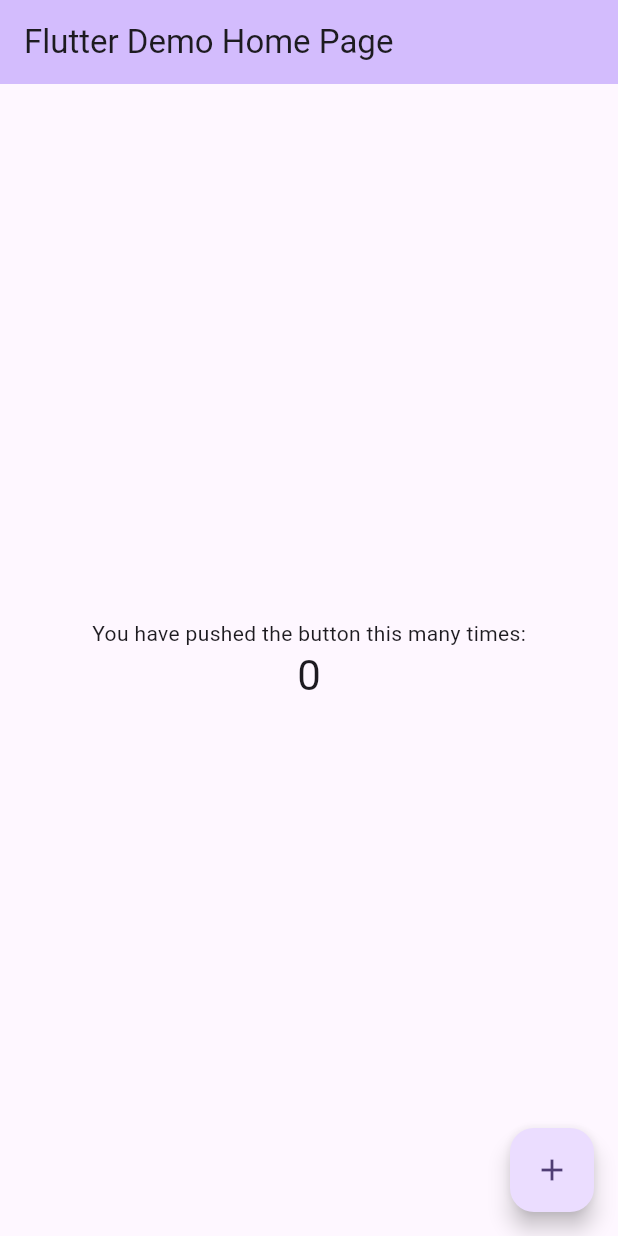
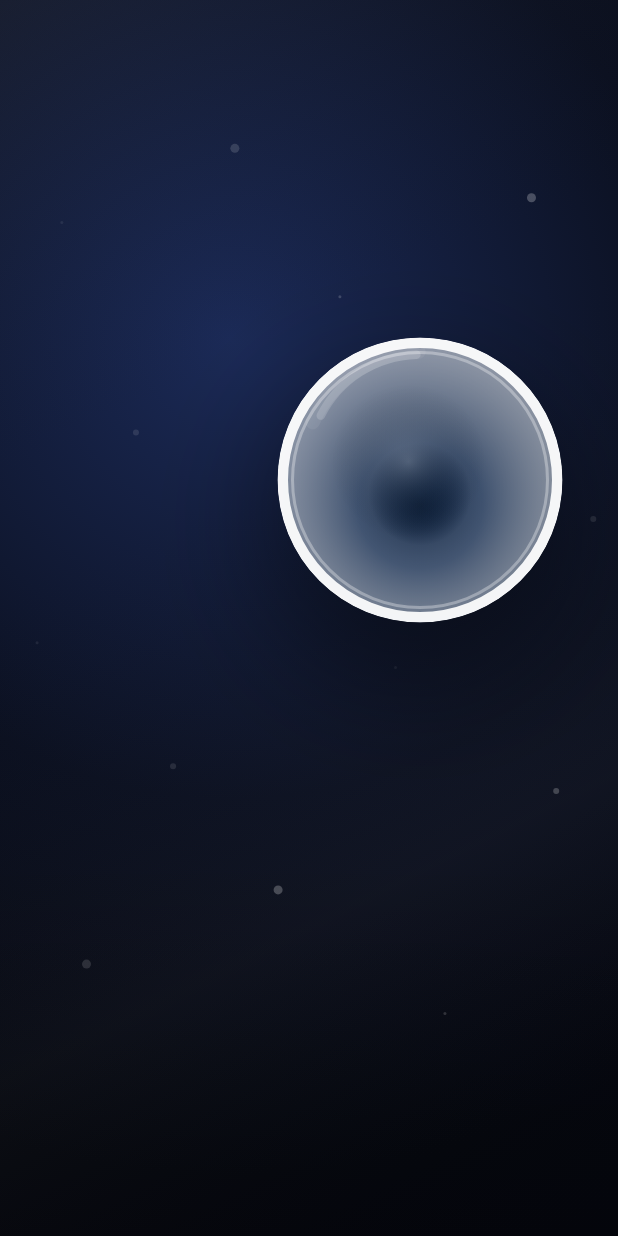
Before and after one commit to tlmile/flutter-hand-gesture, a Flutter app: the screen it shows after launch, on a phone screen of 412 x 824 dp. Run offline on Flutter 3.47's test engine with Material 3 defaults, Android fonts, the phone set to English and light mode, and no system bars.

Commit message:
page init

```diff
--- /dev/null
+++ b/lib/hand_ball_page.dart
@@ -0,0 +1,387 @@
+import 'dart:ui';
+import 'package:flutter/material.dart';
+
+class HandBallPage extends StatefulWidget {
+  const HandBallPage({super.key});
+
+  @override
+  State<HandBallPage> createState() => _HandBallPageState();
+}
+
+class _HandBallPageState extends State<HandBallPage> {
+  // 你要小一点：180~210 都好看，这里取 190
+  static const double ballSize = 190;
+
+  Offset _center = const Offset(280, 320);
+  Offset _dragStartLocal = Offset.zero;
+  Offset _centerAtDragStart = Offset.zero;
+
+  @override
+  Widget build(BuildContext context) {
+    return Scaffold(
+      body: LayoutBuilder(
+        builder: (context, constraints) {
+          final Size size = Size(constraints.maxWidth, constraints.maxHeight);
+          final double half = ballSize / 2;
+
+          // clamp：保证球不会被拖出屏幕
+          final double cx = _center.dx.clamp(half, size.width - half);
+          final double cy = _center.dy.clamp(half, size.height - half);
+          final Offset clampedCenter = Offset(cx, cy);
+
+          // resize 后自动修正
+          if (clampedCenter != _center) {
+            WidgetsBinding.instance.addPostFrameCallback((_) {
+              if (mounted) setState(() => _center = clampedCenter);
+            });
+          }
+
+          return Stack(
+            fit: StackFit.expand,
+            children: [
+              const _NebulaBackground(),
+
+              // 轻微“星尘划痕”高光层，增强氛围（无图片）
+              IgnorePointer(
+                child: Container(
+                  decoration: BoxDecoration(
+                    gradient: LinearGradient(
+                      begin: Alignment.topLeft,
+                      end: Alignment.bottomRight,
+                      colors: [
+                        Colors.white.withOpacity(0.05),
+                        Colors.transparent,
+                        Colors.white.withOpacity(0.03),
+                        Colors.transparent,
+                      ],
+                      stops: const [0.0, 0.35, 0.7, 1.0],
+                    ),
+                  ),
+                ),
+              ),
+
+              Positioned(
+                left: clampedCenter.dx - half,
+                top: clampedCenter.dy - half,
+                child: GestureDetector(
+                  behavior: HitTestBehavior.translucent,
+                  onPanStart: (details) {
+                    _dragStartLocal = details.localPosition;
+                    _centerAtDragStart = clampedCenter;
+                  },
+                  onPanUpdate: (details) {
+                    final Offset delta = details.localPosition - _dragStartLocal;
+                    final Offset next = _centerAtDragStart + delta;
+
+                    final double nx = next.dx.clamp(half, size.width - half);
+                    final double ny = next.dy.clamp(half, size.height - half);
+
+                    setState(() => _center = Offset(nx, ny));
+                  },
+                  child: const _RealGlassBall(size: ballSize),
+                ),
+              ),
+            ],
+          );
+        },
+      ),
+    );
+  }
+}
+
+/// 无图片星云背景：冷暗 + 星点
+class _NebulaBackground extends StatelessWidget {
+  const _NebulaBackground();
+
+  @override
+  Widget build(BuildContext context) {
+    return Container(
+      decoration: const BoxDecoration(
+        gradient: RadialGradient(
+          center: Alignment(-0.25, -0.45),
+          radius: 1.35,
+          colors: [
+            Color(0xFF1B2A57),
+            Color(0xFF0B1020),
+            Color(0xFF05070F),
+          ],
+          stops: [0.0, 0.55, 1.0],
+        ),
+      ),
+      child: Stack(
+        children: [
+          IgnorePointer(
+            child: CustomPaint(
+              painter: _StarPainter(),
+              size: Size.infinite,
+            ),
+          ),
+          IgnorePointer(
+            child: Align(
+              alignment: Alignment.bottomCenter,
+              child: Container(
+                height: 260,
+                decoration: BoxDecoration(
+                  gradient: LinearGradient(
+                    begin: Alignment.bottomCenter,
+                    end: Alignment.topCenter,
+                    colors: [
+                      Colors.black.withOpacity(0.25),
+                      Colors.transparent,
+                    ],
+                  ),
+                ),
+              ),
+            ),
+          ),
+        ],
+      ),
+    );
+  }
+}
+
+/// 真实球面感：
+/// - 大面积白雾
+/// - 小深蓝内核
+/// - 外圈白环 + 内细环
+/// - 内阴影（inner shadow）
+/// - 顶部弧形反光（specular highlight arc）
+/// - 磨砂玻璃 blur
+class _RealGlassBall extends StatelessWidget {
+  final double size;
+
+  const _RealGlassBall({required this.size});
+
+  @override
+  Widget build(BuildContext context) {
+    return SizedBox(
+      width: size,
+      height: size,
+      child: Stack(
+        children: [
+          // 外部浮影：让球“浮在”背景上
+          Container(
+            decoration: BoxDecoration(
+              shape: BoxShape.circle,
+              boxShadow: [
+                BoxShadow(
+                  blurRadius: 65,
+                  spreadRadius: 10,
+                  offset: const Offset(0, 34),
+                  color: Colors.black.withOpacity(0.42),
+                ),
+              ],
+            ),
+          ),
+
+          ClipOval(
+            child: BackdropFilter(
+              filter: ImageFilter.blur(sigmaX: 18, sigmaY: 18),
+              child: Stack(
+                fit: StackFit.expand,
+                children: [
+                  // ===== Layer A：基底（小深蓝内核 + 过渡）=====
+                  Container(
+                    decoration: BoxDecoration(
+                      shape: BoxShape.circle,
+                      gradient: RadialGradient(
+                        center: const Alignment(0.0, 0.18),
+                        radius: 1.0,
+                        colors: [
+                          const Color(0xFF071A35).withOpacity(0.96), // 内核
+                          const Color(0xFF0E2B55).withOpacity(0.78), // 过渡
+                          Colors.white.withOpacity(0.28),           // 外侧开始偏白
+                        ],
+                        // 内核更小：越小越接近参考图
+                        stops: const [0.0, 0.22, 1.0],
+                      ),
+                    ),
+                  ),
+
+                  // ===== Layer B：大面积白雾（关键：白区域占很大）=====
+                  Container(
+                    decoration: BoxDecoration(
+                      shape: BoxShape.circle,
+                      gradient: RadialGradient(
+                        center: const Alignment(0.0, 0.10),
+                        radius: 1.0,
+                        colors: [
+                          Colors.transparent,              // 让内核透出来
+                          Colors.white.withOpacity(0.18),  // 很靠近中心就开始起雾
+                          Colors.white.withOpacity(0.36),
+                          Colors.white.withOpacity(0.60),  // 外侧大面积偏白
+                        ],
+                        // 白雾从 0.18 开始明显出现（更像参考图）
+                        stops: const [0.0, 0.18, 0.48, 1.0],
+                      ),
+                    ),
+                  ),
+
+                  // ===== Layer C：边缘更厚更亮的雾圈 =====
+                  Container(
+                    decoration: BoxDecoration(
+                      shape: BoxShape.circle,
+                      gradient: RadialGradient(
+                        radius: 0.98,
+                        colors: [
+                          Colors.transparent,
+                          Colors.white.withOpacity(0.10),
+                          Colors.white.withOpacity(0.22),
+                        ],
+                        // 往内推：让“偏白边缘”更宽
+                        stops: const [0.52, 0.74, 1.0],
+                      ),
+                    ),
+                  ),
+
+                  // ===== Layer D：内阴影（inner shadow）=====
+                  // 通过在边缘叠加一层“暗化环”实现内阴影，增强球面厚度
+                  Container(
+                    decoration: BoxDecoration(
+                      shape: BoxShape.circle,
+                      gradient: RadialGradient(
+                        radius: 1.0,
+                        colors: [
+                          Colors.transparent,
+                          Colors.black.withOpacity(0.08),
+                          Colors.black.withOpacity(0.16),
+                        ],
+                        stops: const [0.70, 0.88, 1.0],
+                      ),
+                    ),
+                  ),
+
+                  // ===== Layer E：顶部弧形反光（真实感关键）=====
+                  // 用 CustomPaint 画一条弧形高光 + 微弱次高光
+                  IgnorePointer(
+                    child: CustomPaint(
+                      painter: _SpecularArcPainter(),
+                    ),
+                  ),
+
+                  // ===== Layer F：局部高光（玻璃漫反射）=====
+                  Align(
+                    alignment: const Alignment(-0.25, -0.40),
+                    child: Container(
+                      width: size * 0.68,
+                      height: size * 0.68,
+                      decoration: BoxDecoration(
+                        shape: BoxShape.circle,
+                        gradient: RadialGradient(
+                          colors: [
+                            Colors.white.withOpacity(0.22),
+                            Colors.transparent,
+                          ],
+                          stops: const [0.0, 0.80],
+                        ),
+                      ),
+                    ),
+                  ),
+
+                  // ===== 外圈白环 =====
+                  Container(
+                    decoration: BoxDecoration(
+                      shape: BoxShape.circle,
+                      border: Border.all(
+                        width: 7,
+                        color: Colors.white.withOpacity(0.92),
+                      ),
+                    ),
+                  ),
+
+                  // ===== 内圈细环（增加厚度与层次）=====
+                  Padding(
+                    padding: const EdgeInsets.all(9),
+                    child: Container(
+                      decoration: BoxDecoration(
+                        shape: BoxShape.circle,
+                        border: Border.all(
+                          width: 2,
+                          color: Colors.white.withOpacity(0.32),
+                        ),
+                      ),
+                    ),
+                  ),
+                ],
+              ),
+            ),
+          ),
+        ],
+      ),
+    );
+  }
+}
+
+/// 顶部弧形高光 painter：
+/// 画两条弧线（主高光 + 次高光），更像玻璃球“镜面反射”
+class _SpecularArcPainter extends CustomPainter {
+  @override
+  void paint(Canvas canvas, Size size) {
+    final cx = size.width / 2;
+    final cy = size.height / 2;
+    final r = size.width / 2;
+
+    // 主高光弧：更亮、更细
+    final mainPaint = Paint()
+      ..style = PaintingStyle.stroke
+      ..strokeCap = StrokeCap.round
+      ..strokeWidth = r * 0.06
+      ..color = Colors.white.withOpacity(0.16);
+
+    // 次高光弧：更淡、更宽一点点
+    final subPaint = Paint()
+      ..style = PaintingStyle.stroke
+      ..strokeCap = StrokeCap.round
+      ..strokeWidth = r * 0.10
+      ..color = Colors.white.withOpacity(0.06);
+
+    // 弧形矩形区域（略小于圆，避免顶到边框）
+    final rectMain = Rect.fromCircle(center: Offset(cx, cy - r * 0.10), radius: r * 0.78);
+    final rectSub = Rect.fromCircle(center: Offset(cx, cy - r * 0.08), radius: r * 0.82);
+
+    // 角度：从左上到右上（可微调更像参考图）
+    final start = 3.55; // ~203°
+    final sweep = 1.15; // ~66°
+
+    canvas.drawArc(rectSub, start, sweep, false, subPaint);
+    canvas.drawArc(rectMain, start + 0.06, sweep - 0.08, false, mainPaint);
+  }
+
+  @override
+  bool shouldRepaint(covariant CustomPainter oldDelegate) => false;
+}
+
+/// 固定星点，避免闪烁
+class _StarPainter extends CustomPainter {
+  @override
+  void paint(Canvas canvas, Size size) {
+    final paint = Paint()..style = PaintingStyle.fill;
+
+    final stars = <Offset>[
+      Offset(size.width * 0.10, size.height * 0.18),
+      Offset(size.width * 0.22, size.height * 0.35),
+      Offset(size.width * 0.38, size.height * 0.12),
+      Offset(size.width * 0.55, size.height * 0.24),
+      Offset(size.width * 0.72, size.height * 0.30),
+      Offset(size.width * 0.86, size.height * 0.16),
+      Offset(size.width * 0.64, size.height * 0.54),
+      Offset(size.width * 0.28, size.height * 0.62),
+      Offset(size.width * 0.14, size.height * 0.78),
+      Offset(size.width * 0.72, size.height * 0.82),
+      Offset(size.width * 0.90, size.height * 0.64),
+      Offset(size.width * 0.45, size.height * 0.72),
+      Offset(size.width * 0.06, size.height * 0.52),
+      Offset(size.width * 0.96, size.height * 0.42),
+    ];
+
+    for (int i = 0; i < stars.length; i++) {
+      final p = stars[i];
+      final r = (i % 3 + 1).toDouble();
+      paint.color = Colors.white.withOpacity(0.07 + (i % 6) * 0.035);
+      canvas.drawCircle(p, r, paint);
+    }
+  }
+
+  @override
+  bool shouldRepaint(covariant CustomPainter oldDelegate) => false;
+}
--- a/lib/main.dart
+++ b/lib/main.dart
@@ -1,4 +1,5 @@
 import 'package:flutter/material.dart';
+import 'hand_ball_page.dart';
 
 void main() {
   runApp(const MyApp());
@@ -7,116 +8,11 @@ void main() {
 class MyApp extends StatelessWidget {
   const MyApp({super.key});
 
-  // This widget is the root of your application.
   @override
   Widget build(BuildContext context) {
-    return MaterialApp(
-      title: 'Flutter Demo',
-      theme: ThemeData(
-        // This is the theme of your application.
-        //
-        // TRY THIS: Try running your application with "flutter run". You'll see
-        // the application has a purple toolbar. Then, without quitting the app,
-        // try changing the seedColor in the colorScheme below to Colors.green
-        // and then invoke "hot reload" (save your changes or press the "hot
-        // reload" button in a Flutter-supported IDE, or press "r" if you used
-        // the command line to start the app).
-        //
-        // Notice that the counter didn't reset back to zero; the application
-        // state is not lost during the reload. To reset the state, use hot
-        // restart instead.
-        //
-        // This works for code too, not just values: Most code changes can be
-        // tested with just a hot reload.
-        colorScheme: ColorScheme.fromSeed(seedColor: Colors.deepPurple),
-      ),
-      home: const MyHomePage(title: 'Flutter Demo Home Page'),
+    return const MaterialApp(
+      debugShowCheckedModeBanner: false,
+      home: HandBallPage(),
     );
   }
 }
-
-class MyHomePage extends StatefulWidget {
-  const MyHomePage({super.key, required this.title});
-
-  // This widget is the home page of your application. It is stateful, meaning
-  // that it has a State object (defined below) that contains fields that affect
-  // how it looks.
-
-  // This class is the configuration for the state. It holds the values (in this
-  // case the title) provided by the parent (in this case the App widget) and
-  // used by the build method of the State. Fields in a Widget subclass are
-  // always marked "final".
-
-  final String title;
-
-  @override
-  State<MyHomePage> createState() => _MyHomePageState();
-}
-
-class _MyHomePageState extends State<MyHomePage> {
-  int _counter = 0;
-
-  void _incrementCounter() {
-    setState(() {
-      // This call to setState tells the Flutter framework that something has
-      // changed in this State, which causes it to rerun the build method below
-      // so that the display can reflect the updated values. If we changed
-      // _counter without calling setState(), then the build method would not be
-      // called again, and so nothing would appear to happen.
-      _counter++;
-    });
-  }
-
-  @override
-  Widget build(BuildContext context) {
-    // This method is rerun every time setState is called, for instance as done
-    // by the _incrementCounter method above.
-    //
-    // The Flutter framework has been optimized to make rerunning build methods
-    // fast, so that you can just rebuild anything that needs updating rather
-    // than having to individually change instances of widgets.
-    return Scaffold(
-      appBar: AppBar(
-        // TRY THIS: Try changing the color here to a specific color (to
-        // Colors.amber, perhaps?) and trigger a hot reload to see the AppBar
-        // change color while the other colors stay the same.
-        backgroundColor: Theme.of(context).colorScheme.inversePrimary,
-        // Here we take the value from the MyHomePage object that was created by
-        // the App.build method, and use it to set our appbar title.
-        title: Text(widget.title),
-      ),
-      body: Center(
-        // Center is a layout widget. It takes a single child and positions it
-        // in the middle of the parent.
-        child: Column(
-          // Column is also a layout widget. It takes a list of children and
-          // arranges them vertically. By default, it sizes itself to fit its
-          // children horizontally, and tries to be as tall as its parent.
-          //
-          // Column has various properties to control how it sizes itself and
-          // how it positions its children. Here we use mainAxisAlignment to
-          // center the children vertically; the main axis here is the vertical
-          // axis because Columns are vertical (the cross axis would be
-          // horizontal).
-          //
-          // TRY THIS: Invoke "debug painting" (choose the "Toggle Debug Paint"
-          // action in the IDE, or press "p" in the console), to see the
-          // wireframe for each widget.
-          mainAxisAlignment: MainAxisAlignment.center,
-          children: <Widget>[
-            const Text('You have pushed the button this many times:'),
-            Text(
-              '$_counter',
-              style: Theme.of(context).textTheme.headlineMedium,
-            ),
-          ],
-        ),
-      ),
-      floatingActionButton: FloatingActionButton(
-        onPressed: _incrementCounter,
-        tooltip: 'Increment',
-        child: const Icon(Icons.add),
-      ), // This trailing comma makes auto-formatting nicer for build methods.
-    );
-  }
-}
```
Also changed, not shown: 1 other file.
